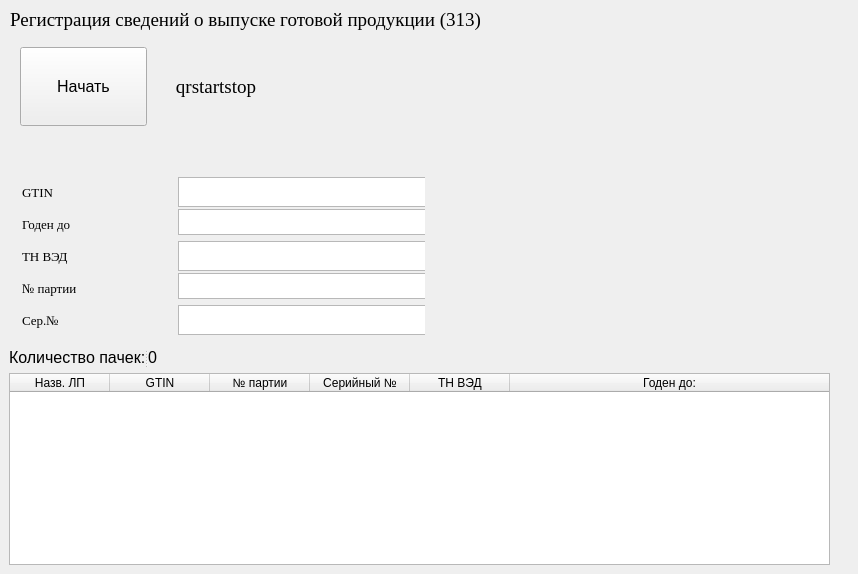
This is Widgets/Widget313/widget313.ui in andreyshmelev/drug_marking as Qt 5 draws it before an edit. The edited form follows.
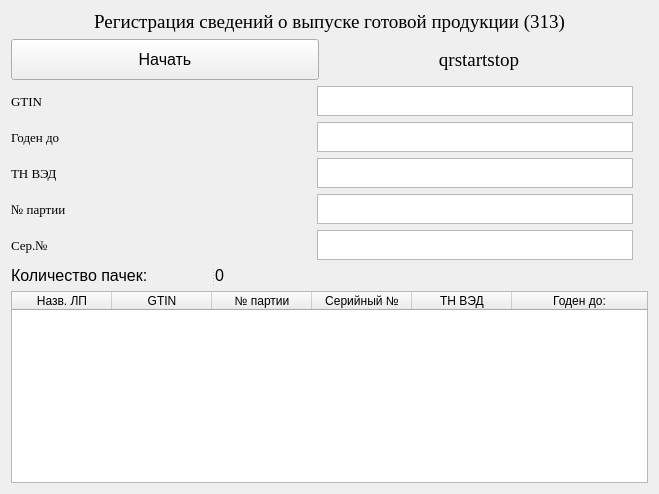
This is the edited form.

```diff
--- a/Widgets/Widget313/widget313.ui
+++ b/Widgets/Widget313/widget313.ui
@@ -6,134 +6,16 @@
    <rect>
     <x>0</x>
     <y>0</y>
-    <width>858</width>
-    <height>574</height>
+    <width>659</width>
+    <height>494</height>
    </rect>
   </property>
   <property name="windowTitle">
    <string>widget313</string>
   </property>
-  <widget class="QSplitter" name="splitter">
-   <property name="geometry">
-    <rect>
-     <x>9</x>
-     <y>348</y>
-     <width>148</width>
-     <height>19</height>
-    </rect>
-   </property>
-   <property name="orientation">
-    <enum>Qt::Horizontal</enum>
-   </property>
-   <widget class="QLabel" name="countMedicamentLabel">
-    <property name="font">
-     <font>
-      <pointsize>12</pointsize>
-     </font>
-    </property>
-    <property name="text">
-     <string>Количество пачек:</string>
-    </property>
-   </widget>
-   <widget class="QLabel" name="countMedicamentValue">
-    <property name="font">
-     <font>
-      <pointsize>12</pointsize>
-     </font>
-    </property>
-    <property name="text">
-     <string>0</string>
-    </property>
-    <property name="alignment">
-     <set>Qt::AlignRight|Qt::AlignTrailing|Qt::AlignVCenter</set>
-    </property>
-   </widget>
-  </widget>
-  <widget class="QTableWidget" name="MedicamentsTable">
-   <property name="geometry">
-    <rect>
-     <x>9</x>
-     <y>373</y>
-     <width>821</width>
-     <height>192</height>
-    </rect>
-   </property>
-   <property name="alternatingRowColors">
-    <bool>true</bool>
-   </property>
-   <property name="columnCount">
-    <number>6</number>
-   </property>
-   <attribute name="horizontalHeaderCascadingSectionResizes">
-    <bool>true</bool>
-   </attribute>
-   <attribute name="horizontalHeaderShowSortIndicator" stdset="0">
-    <bool>true</bool>
-   </attribute>
-   <attribute name="horizontalHeaderStretchLastSection">
-    <bool>true</bool>
-   </attribute>
-   <attribute name="verticalHeaderVisible">
-    <bool>false</bool>
-   </attribute>
-   <column>
-    <property name="text">
-     <string>Назв. ЛП</string>
-    </property>
-   </column>
-   <column>
-    <property name="text">
-     <string>GTIN</string>
-    </property>
-   </column>
-   <column>
-    <property name="text">
-     <string>№ партии</string>
-    </property>
-   </column>
-   <column>
-    <property name="text">
-     <string>Серийный №</string>
-    </property>
-   </column>
-   <column>
-    <property name="text">
-     <string>ТН ВЭД</string>
-    </property>
-   </column>
-   <column>
-    <property name="text">
-     <string>Годен до:</string>
-    </property>
-   </column>
-  </widget>
-  <widget class="QLabel" name="errorLabel">
-   <property name="geometry">
-    <rect>
-     <x>432</x>
-     <y>348</y>
-     <width>417</width>
-     <height>19</height>
-    </rect>
-   </property>
-   <property name="font">
-    <font>
-     <pointsize>12</pointsize>
-    </font>
-   </property>
-   <property name="text">
-    <string/>
-   </property>
-  </widget>
+  <layout class="QGridLayout" name="gridLayout_3">
+   <item row="0" column="0" colspan="2">
   <widget class="QLabel" name="AppendPageLabel_2">
-   <property name="geometry">
-    <rect>
-     <x>9</x>
-     <y>9</y>
-     <width>473</width>
-     <height>21</height>
-    </rect>
-   </property>
    <property name="font">
     <font>
      <family>Times New Roman</family>
@@ -147,15 +29,52 @@
     <set>Qt::AlignCenter</set>
    </property>
   </widget>
-  <widget class="QWidget" name="">
-   <property name="geometry">
-    <rect>
-     <x>11</x>
-     <y>166</y>
-     <width>414</width>
-     <height>176</height>
-    </rect>
-   </property>
+   </item>
+   <item row="1" column="0">
+    <layout class="QGridLayout" name="gridLayout_2">
+     <item row="0" column="0">
+      <widget class="QPushButton" name="agregationStartButton">
+       <property name="sizePolicy">
+        <sizepolicy hsizetype="Expanding" vsizetype="Expanding">
+         <horstretch>0</horstretch>
+         <verstretch>0</verstretch>
+        </sizepolicy>
+       </property>
+       <property name="font">
+        <font>
+         <pointsize>12</pointsize>
+        </font>
+       </property>
+       <property name="text">
+        <string>Начать</string>
+       </property>
+      </widget>
+     </item>
+     <item row="0" column="1">
+      <widget class="QLabel" name="qrstartstop">
+       <property name="sizePolicy">
+        <sizepolicy hsizetype="Expanding" vsizetype="Expanding">
+         <horstretch>0</horstretch>
+         <verstretch>0</verstretch>
+        </sizepolicy>
+       </property>
+       <property name="font">
+        <font>
+         <family>Times New Roman</family>
+         <pointsize>14</pointsize>
+        </font>
+       </property>
+       <property name="text">
+        <string>qrstartstop</string>
+       </property>
+       <property name="alignment">
+        <set>Qt::AlignCenter</set>
+       </property>
+      </widget>
+     </item>
+    </layout>
+   </item>
+   <item row="2" column="0">
    <layout class="QGridLayout" name="gridLayout">
     <item row="0" column="0">
      <widget class="QLabel" name="GTINLabelAgregation">
@@ -513,59 +432,120 @@
      </widget>
     </item>
    </layout>
-  </widget>
-  <widget class="QWidget" name="">
-   <property name="geometry">
-    <rect>
-     <x>9</x>
-     <y>36</y>
-     <width>281</width>
-     <height>101</height>
-    </rect>
-   </property>
-   <layout class="QGridLayout" name="gridLayout_2">
-    <item row="0" column="0">
-     <widget class="QPushButton" name="agregationStartButton">
-      <property name="sizePolicy">
-       <sizepolicy hsizetype="Expanding" vsizetype="Expanding">
-        <horstretch>0</horstretch>
-        <verstretch>0</verstretch>
-       </sizepolicy>
-      </property>
-      <property name="font">
-       <font>
-        <pointsize>12</pointsize>
-       </font>
-      </property>
-      <property name="text">
-       <string>Начать</string>
-      </property>
-     </widget>
-    </item>
-    <item row="0" column="1">
-     <widget class="QLabel" name="qrstartstop">
+   </item>
+   <item row="3" column="0">
+    <widget class="QSplitter" name="splitter">
+     <property name="orientation">
+      <enum>Qt::Horizontal</enum>
+     </property>
+     <widget class="QLabel" name="countMedicamentLabel">
       <property name="sizePolicy">
-       <sizepolicy hsizetype="Expanding" vsizetype="Expanding">
+       <sizepolicy hsizetype="Minimum" vsizetype="Preferred">
         <horstretch>0</horstretch>
         <verstretch>0</verstretch>
        </sizepolicy>
       </property>
+      <property name="maximumSize">
+       <size>
+        <width>200</width>
+        <height>16777215</height>
+       </size>
+      </property>
       <property name="font">
        <font>
-        <family>Times New Roman</family>
-        <pointsize>14</pointsize>
+        <pointsize>12</pointsize>
        </font>
       </property>
       <property name="text">
-       <string>qrstartstop</string>
+       <string>Количество пачек:</string>
+      </property>
+     </widget>
+     <widget class="QLabel" name="countMedicamentValue">
+      <property name="maximumSize">
+       <size>
+        <width>50</width>
+        <height>16777215</height>
+       </size>
+      </property>
+      <property name="font">
+       <font>
+        <pointsize>12</pointsize>
+       </font>
+      </property>
+      <property name="text">
+       <string>0</string>
       </property>
       <property name="alignment">
-       <set>Qt::AlignCenter</set>
+       <set>Qt::AlignLeading|Qt::AlignLeft|Qt::AlignVCenter</set>
       </property>
+     </widget>
+    </widget>
+   </item>
+   <item row="3" column="1">
+    <widget class="QLabel" name="errorLabel">
+     <property name="font">
+      <font>
+       <pointsize>12</pointsize>
+      </font>
+     </property>
+     <property name="text">
+      <string/>
+     </property>
+    </widget>
+   </item>
+   <item row="4" column="0" colspan="2">
+    <widget class="QTableWidget" name="MedicamentsTable">
+     <property name="alternatingRowColors">
+      <bool>true</bool>
+     </property>
+     <property name="columnCount">
+      <number>6</number>
+     </property>
+     <attribute name="horizontalHeaderCascadingSectionResizes">
+      <bool>true</bool>
+     </attribute>
+     <attribute name="horizontalHeaderShowSortIndicator" stdset="0">
+      <bool>true</bool>
+     </attribute>
+     <attribute name="horizontalHeaderStretchLastSection">
+      <bool>true</bool>
+     </attribute>
+     <attribute name="verticalHeaderVisible">
+      <bool>false</bool>
+     </attribute>
+     <column>
+      <property name="text">
+       <string>Назв. ЛП</string>
+      </property>
+     </column>
+     <column>
+      <property name="text">
+       <string>GTIN</string>
+      </property>
+     </column>
+     <column>
+      <property name="text">
+       <string>№ партии</string>
+      </property>
+     </column>
+     <column>
+      <property name="text">
+       <string>Серийный №</string>
+      </property>
+     </column>
+     <column>
+      <property name="text">
+       <string>ТН ВЭД</string>
+      </property>
+     </column>
+     <column>
+      <property name="text">
+       <string>Годен до:</string>
+      </property>
+     </column>
      </widget>
     </item>
    </layout>
-  </widget>
  </widget>
  <layoutdefault spacing="6" margin="11"/>
  <resources/>
```
Lines whose indentation alone changed are shown as unchanged.
